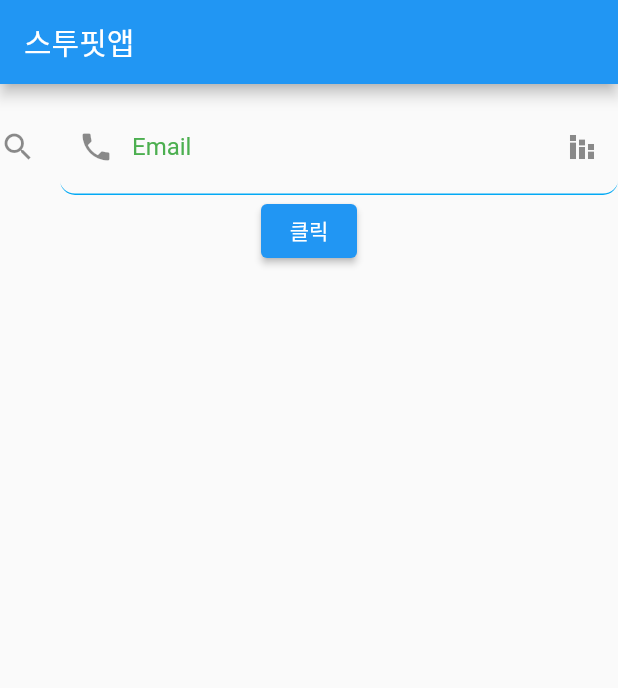
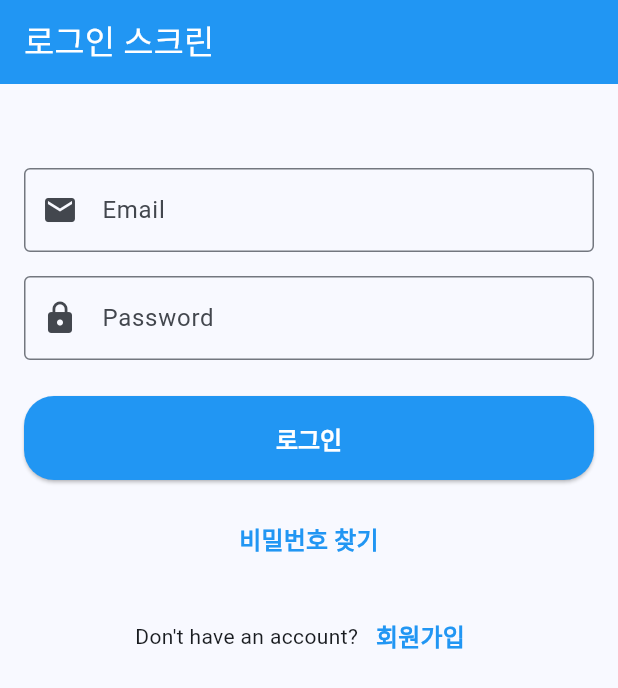
Before and after one commit to stufit/first_inflearn_flutter, a Flutter app: the screen it shows after launch, on a phone screen of 412 x 824 dp. Shown: the top 688 px of the screen. Run offline on Flutter 3.47's test engine with Material 2 defaults, Android fonts, the phone set to English and light mode, and no system bars; Roboto replaces fonts that are missing (Dohyeon).

Commit message:
바로 만들어보기: 로그인 화면 구성하기

```diff
--- a/lib/main.dart
+++ b/lib/main.dart
@@ -1,58 +1,95 @@
 import 'package:flutter/material.dart';
 
 void main() {
-  runApp(MaterialApp(
-    title: '내앱',
-    theme: ThemeData(
-        useMaterial3: true,
-        colorScheme: ColorScheme.fromSeed(seedColor: Colors.green)),
-    home: MyApp(),
-  ));
+  runApp(const MyApp());
 }
 
 class MyApp extends StatelessWidget {
-  MyApp({super.key});
-
-  final TextEditingController _emailController = TextEditingController();
+  const MyApp({super.key});
 
   @override
   Widget build(BuildContext context) {
     return MaterialApp(
       debugShowCheckedModeBanner: false,
+      theme: ThemeData(
+          useMaterial3: true,
+          colorScheme: ColorScheme.fromSeed(seedColor: Colors.blue)),
       home: Scaffold(
         appBar: AppBar(
-            title: Text(
-          "스투핏앱",
-        )),
-        body: Center(
+          title: Text("로그인 스크린", style: TextStyle(color: Colors.white)),
+          backgroundColor: Theme.of(context).colorScheme.primary,
+        ),
+        body: SingleChildScrollView(
+          child: Padding(
+            padding: EdgeInsets.all(16.0),
             child: Column(
+              crossAxisAlignment: CrossAxisAlignment.stretch,
               children: [
-              SizedBox(height: 10),
+                SizedBox(height: 40),
                 TextField(
                   decoration: InputDecoration(
-                    labelText: "Email",
-                    labelStyle: TextStyle(color: Colors.green),
-                    hintText: "이메일을 입력하세요",
-                    hintStyle: TextStyle(color: Colors.amber),
-                    focusedBorder: OutlineInputBorder(
-                        borderRadius: BorderRadius.all(Radius.circular(10.0)),
-                        borderSide: BorderSide(width: 4, color: Colors.red)),
-                    enabledBorder: UnderlineInputBorder(
-                        borderRadius: BorderRadius.all(Radius.circular(10.0)),
-                        borderSide:
-                            BorderSide(width: 1, color: Colors.lightBlue)),
-                    enabled: true,
-                    icon: Icon(Icons.search),
-                    prefixIcon: Icon(Icons.phone),
-                    suffixIcon: Icon(Icons.stacked_bar_chart),
+                      labelText: 'Email',
+                      border: OutlineInputBorder(),
+                      prefixIcon: Icon(Icons.email)),
                 ),
-                keyboardType: TextInputType.emailAddress,
-                textInputAction: TextInputAction.search,
-                obscureText: false, // 값을 안보이게함
-                controller: _emailController,
+                SizedBox(height: 16),
+                TextField(
+                  decoration: InputDecoration(
+                      labelText: 'Password',
+                      border: OutlineInputBorder(),
+                      prefixIcon: Icon(Icons.lock)),
                 ),
-              ElevatedButton(onPressed: (){print(_emailController.text);}, child: Text('클릭'))
+                SizedBox(height: 24),
+                ElevatedButton(
+                  onPressed: () {},
+                  style: ElevatedButton.styleFrom(
+                      foregroundColor: Colors.white,
+                      backgroundColor: Theme.of(context).colorScheme.primary,
+                      textStyle: TextStyle(fontSize: 20),
+                      shape: RoundedRectangleBorder(
+                          borderRadius: BorderRadius.circular(20))),
+                  child: Padding(
+                    padding: EdgeInsets.symmetric(vertical: 16),
+                    child: Text(
+                      '로그인',
+                      style: TextStyle(
+                          fontSize: 16,
+                          fontWeight: FontWeight.bold,
+                          color: Colors.white,
+                          fontFamily: "Dohyeon"),
+                    ),
+                  ),
+                ),
+                SizedBox(height: 16),
+                TextButton(
+                  onPressed: () {},
+                  child: Text(
+                    '비밀번호 찾기',
+                    style: TextStyle(
+                      fontSize: 16,
+                      fontWeight: FontWeight.bold,
+                      color: Theme.of(context).colorScheme.primary,
+                    ),
+                  ),
+                ),
+                SizedBox(height: 16),
+                Row(
+                  mainAxisAlignment: MainAxisAlignment.center,
+                  children: [
+                    Text('Don\'t have an account?'),
+                    TextButton(
+                        onPressed: () {},
+                        child: Text(
+                          '회원가입',
+                          style: TextStyle(
+                              fontSize: 16,
+                              fontWeight: FontWeight.bold,
+                              color: Theme.of(context).colorScheme.primary),
+                        ))
                   ],
+                )
+              ],
+            ),
           ),
         ),
       ),
```
Lines whose indentation alone changed are shown as unchanged.
